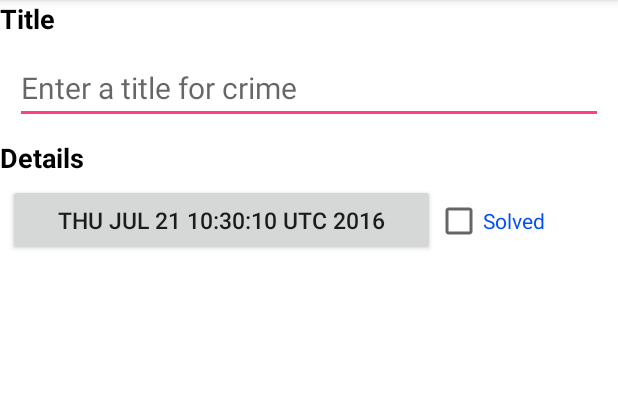
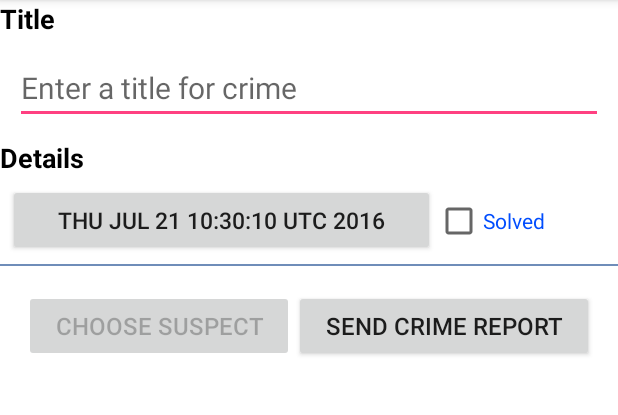
Before and after one commit to lewisliul/demo, an Android app: the screen it shows after launch (CrimePagerActivity), after a tap on "New Crime", on a phone screen of 412 x 824 dp, the part 84-499 px from its top. Run offline under Robolectric (Android 15) with nearby library versions, the light colour scheme and no system bars.

Commit message:
[隐式intent的添加，选择怀疑人，发送消息]

```diff
--- a/app/src/main/java/com/demo/bean/Crime.java
+++ b/app/src/main/java/com/demo/bean/Crime.java
@@ -11,6 +11,7 @@ public class Crime {
     private String mTitle;
     private Date mDate;
     private boolean mSolved;
+    private String mSuspect;
 
     public Crime() {
         this(UUID.randomUUID());
@@ -48,4 +49,12 @@ public class Crime {
     public void setSolved(boolean mSolved) {
         this.mSolved = mSolved;
     }
+
+    public String getSuspect() {
+        return mSuspect;
+    }
+
+    public void setSuspect(String mSuspect) {
+        this.mSuspect = mSuspect;
+    }
 }
--- a/app/src/main/java/com/demo/base/CrimeLab.java
+++ b/app/src/main/java/com/demo/data/CrimeLab.java
@@ -1,4 +1,4 @@
-package com.demo.base;
+package com.demo.data;
 
 import android.content.ContentValues;
 import android.content.Context;
@@ -60,15 +60,15 @@ public class CrimeLab {
      * @param id
      * @return
      */
-    public Crime getCrime(UUID id){
-        CrimeCursorWrapper cursor = queryCrimes(CrimeTable.Cols.UUID + " = ?",new String[]{id.toString()});
-        try{
-            if(cursor.getCount() == 0){
+    public Crime getCrime(UUID id) {
+        CrimeCursorWrapper cursor = queryCrimes(CrimeTable.Cols.UUID + " = ?", new String[]{id.toString()});
+        try {
+            if (cursor.getCount() == 0) {
                 return null;
             }
             cursor.moveToFirst();
             return cursor.getCrime();
-        }finally {
+        } finally {
             cursor.close();
         }
     }
@@ -100,6 +100,7 @@ public class CrimeLab {
         values.put(CrimeTable.Cols.TITLE,crime.getTitle());
         values.put(CrimeTable.Cols.DATE,crime.getDate().getTime());
         values.put(CrimeTable.Cols.SOLVED,crime.isSolved() ? 1 : 0);
+        values.put(CrimeTable.Cols.SUSPECT,crime.getSuspect());
         return values;
     }
 
@@ -112,6 +113,7 @@ public class CrimeLab {
                 whereClause,
                 args,
                 null,null,null);
+
         return new CrimeCursorWrapper(cursor);
     }
 
--- a/app/src/main/java/com/demo/db/CrimeBaseHelper.java
+++ b/app/src/main/java/com/demo/db/CrimeBaseHelper.java
@@ -24,7 +24,8 @@ public class CrimeBaseHelper extends SQLiteOpenHelper {
                 CrimeTable.Cols.UUID + ", " +
                 CrimeTable.Cols.TITLE + ", " +
                 CrimeTable.Cols.DATE + ", " +
-                CrimeTable.Cols.SOLVED + ")"
+                CrimeTable.Cols.SOLVED + ", " +
+                CrimeTable.Cols.SUSPECT + ")"
         );
     }
 
--- a/app/src/main/java/com/demo/db/CrimeCursorWrapper.java
+++ b/app/src/main/java/com/demo/db/CrimeCursorWrapper.java
@@ -26,11 +26,13 @@ public class CrimeCursorWrapper extends CursorWrapper {
         String title = getString(getColumnIndex(CrimeTable.Cols.TITLE));
         long date = getLong(getColumnIndex(CrimeTable.Cols.DATE));
         int isSolved = getInt(getColumnIndex(CrimeTable.Cols.SOLVED));
+        String suspect = getString(getColumnIndex(CrimeTable.Cols.SUSPECT));
 
         Crime crime = new Crime(UUID.fromString(uuidString));
         crime.setTitle(title);
         crime.setDate(new Date(date));
         crime.setSolved(isSolved != 0);
+        crime.setSuspect(suspect);
 
         return crime;
 
--- a/app/src/main/java/com/demo/db/CrimeDb.java
+++ b/app/src/main/java/com/demo/db/CrimeDb.java
@@ -13,6 +13,7 @@ public class CrimeDb {
             public static final String TITLE = "title";
             public static final String DATE = "date";
             public static final String SOLVED = "solved";
+            public static final String SUSPECT = "suspect";
         }
     }
 }
--- a/app/src/main/java/com/demo/fragment/CrimeListFragment.java
+++ b/app/src/main/java/com/demo/fragment/CrimeListFragment.java
@@ -19,7 +19,7 @@ import android.widget.CheckBox;
 import android.widget.TextView;
 
 import com.demo.R;
-import com.demo.base.CrimeLab;
+import com.demo.data.CrimeLab;
 import com.demo.bean.Crime;
 import com.demo.ui.CrimePagerActivity;
 
--- a/app/src/main/java/com/demo/ui/CrimePagerActivity.java
+++ b/app/src/main/java/com/demo/ui/CrimePagerActivity.java
@@ -10,7 +10,7 @@ import android.support.v4.view.ViewPager;
 import android.support.v7.app.AppCompatActivity;
 
 import com.demo.R;
-import com.demo.base.CrimeLab;
+import com.demo.data.CrimeLab;
 import com.demo.bean.Crime;
 import com.demo.fragment.CrimeFragment;
 
--- a/app/src/main/res/layout/fragment_crime_main.xml
+++ b/app/src/main/res/layout/fragment_crime_main.xml
@@ -48,5 +48,32 @@
 
     </LinearLayout>
 
+    <View
+        android:layout_width="match_parent"
+        android:layout_height="1dp"
+        android:background="#6f8db9"/>
 
+    <LinearLayout
+        android:layout_width="match_parent"
+        android:layout_height="wrap_content"
+        android:layout_margin="16dp"
+        android:orientation="horizontal">
+
+        <Button
+            android:id="@+id/id_crime_suspect_btn"
+            android:layout_width="wrap_content"
+            android:layout_height="wrap_content"
+            android:layout_weight="1"
+            android:text="@string/crime_suspect_text"
+            android:textSize="16sp"/>
+
+        <Button
+            android:id="@+id/id_crime_report_btn"
+            android:layout_width="wrap_content"
+            android:layout_height="wrap_content"
+            android:layout_weight="1"
+            android:text="@string/crime_report_text"
+            android:textSize="16sp"/>
+
+    </LinearLayout>
 </LinearLayout>
--- a/app/src/main/res/values/strings.xml
+++ b/app/src/main/res/values/strings.xml
@@ -13,4 +13,15 @@
         <item quantity="one">%1$s crime</item>`
         <item quantity="other">%1$s crimes</item>
     </plurals>
+    <string name="crime_suspect_text">CHOOSE SUSPECT</string>
+    <string name="crime_report_text">SEND CRIME REPORT</string>
+    <string name="crime_report">%1$s!
+        The crime was discovered on %2$s. %3$s, and %4$s
+    </string>
+    <string name="crime_report_solved">The case is solved</string>
+    <string name="crime_report_unsolved">The case is not solved</string>
+    <string name="crime_report_no_suspect">there is no suspect.</string>
+    <string name="crime_report_suspect">the suspect is %s.</string>
+    <string name="crime_report_subject">Demo Crime Report</string>
+    <string name="send_report">Send crime report via</string>
 </resources>
```
Also changed, not shown: app/src/main/java/com/demo/fragment/CrimeFragment.java (+92 -3 lines).
